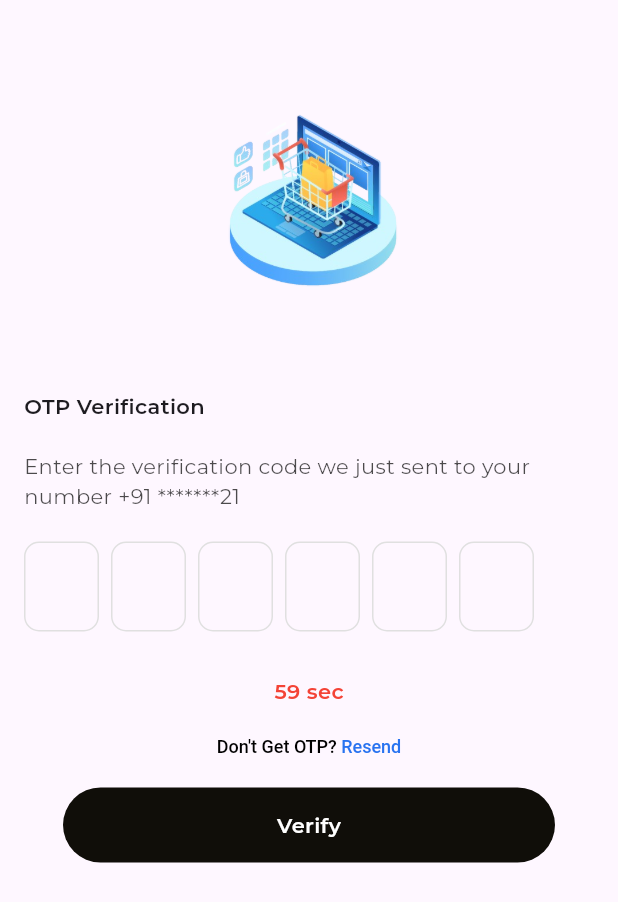
After one commit to karthikbk-dev/totalx, a Flutter app: the OtpAuth screen opened directly, on a phone screen of 412 x 824 dp. The commit adds this screen. Shown: the top 902 px of the screen. Run offline on Flutter 3.47's test engine with Material 3 defaults, Android fonts, the phone set to English and light mode, and no system bars; drawn by our look-alikes of pinput; our stand-ins replace google_fonts; statements that could not run were skipped.

Commit message:
second commit

```diff
--- a/lib/viewmodel/mobileauth.dart
+++ b/lib/View/mobileauth.dart
@@ -1,4 +1,5 @@
 import 'package:flutter/material.dart';
+import 'package:totalx_machine_test/View/otp_auth.dart';
 
 class MobileAuth extends StatelessWidget {
   MobileAuth({super.key});
@@ -98,6 +99,13 @@ class MobileAuth extends StatelessWidget {
               ),
               SizedBox(height: 30),
               Center(
+                child: GestureDetector(
+                  onTap: () {
+                    Navigator.push(
+                      context,
+                      MaterialPageRoute(builder: (context) => OtpAuth()),
+                    );
+                  },
                   child: Container(
                     height: 50,
                     width: 328,
@@ -117,6 +125,7 @@ class MobileAuth extends StatelessWidget {
                     ),
                   ),
                 ),
+              ),
             ],
           ),
         ),
--- /dev/null
+++ b/lib/View/otp_auth.dart
@@ -0,0 +1,145 @@
+import 'package:flutter/material.dart';
+import 'package:pinput/pinput.dart';
+
+class OtpAuth extends StatelessWidget {
+  const OtpAuth({super.key});
+
+  @override
+  Widget build(BuildContext context) {
+    final TextEditingController pinController = TextEditingController();
+    return Scaffold(
+      body: Padding(
+        padding: const EdgeInsets.all(16),
+        child: SingleChildScrollView(
+          child: Column(
+            crossAxisAlignment: CrossAxisAlignment.start,
+            children: [
+              Container(
+                height: 245,
+                child: Center(
+                  child: Container(
+                    height: 130,
+                    width: 130,
+                    decoration: BoxDecoration(
+                      image: DecorationImage(
+                        image: AssetImage("assets/images/register_image.png"),
+                        fit: BoxFit.cover,
+                      ),
+                    ),
+                  ),
+                ),
+              ),
+              Text(
+                "OTP Verification",
+                style: TextStyle(fontSize: 14, fontWeight: FontWeight.w600),
+              ),
+              SizedBox(height: 20),
+              Text(
+                "Enter the verification code we just sent to your number +91 *******21",
+                style: TextStyle(
+                  fontWeight: FontWeight.w400,
+                  fontSize: 14,
+                  color: Colors.black.withOpacity(0.7),
+                ),
+              ),
+              SizedBox(height: 20),
+              Pinput(
+                length: 6,
+                controller: pinController,
+                defaultPinTheme: PinTheme(
+                  width: 50,
+                  height: 60,
+                  textStyle: const TextStyle(
+                    fontSize: 20,
+                    color: Colors.red,
+                    fontWeight: FontWeight.w600,
+                  ),
+                  decoration: BoxDecoration(
+                    border: Border.all(color: Colors.grey.shade300),
+                    borderRadius: BorderRadius.circular(10),
+                  ),
+                ),
+                focusedPinTheme: PinTheme(
+                  width: 50,
+                  height: 60,
+                  textStyle: const TextStyle(
+                    fontSize: 20,
+                    color: Colors.black,
+                    fontWeight: FontWeight.w600,
+                  ),
+                  decoration: BoxDecoration(
+                    border: Border.all(color: Colors.blue),
+                    borderRadius: BorderRadius.circular(10),
+                  ),
+                ),
+              ),
+              SizedBox(height: 30),
+              Row(
+                mainAxisAlignment: MainAxisAlignment.center,
+                children: [
+                  Text(
+                    "59 sec",
+                    style: TextStyle(
+                      color: Colors.red,
+                      fontWeight: FontWeight.w600,
+                    ),
+                  ),
+                ],
+              ),
+              SizedBox(height: 20),
+              Row(
+                mainAxisAlignment: MainAxisAlignment.center,
+                children: [
+                  RichText(
+                    text: TextSpan(
+                      children: [
+                        TextSpan(
+                          text: "Don't Get OTP? ",
+                          style: TextStyle(
+                            fontWeight: FontWeight.w500,
+                            fontSize: 12,
+                            color: Colors.black,
+                          ),
+                        ),
+                        TextSpan(
+                          text: "Resend",
+                          style: TextStyle(
+                            fontWeight: FontWeight.w500,
+                            color: Color(0xFF2873F0),
+                            fontSize: 12,
+                          ),
+                        ),
+                      ],
+                    ),
+                  ),
+                ],
+              ),
+              SizedBox(height: 20),
+
+              Center(
+                child: Container(
+                  height: 50,
+                  width: 328,
+                  decoration: BoxDecoration(
+                    color: Color(0xFF100E09),
+                    borderRadius: BorderRadius.circular(60),
+                  ),
+                  child: Center(
+                    child: Text(
+                      "Verify",
+                      style: TextStyle(
+                        color: Color(0xFFFFFFFF),
+                        fontSize: 14,
+                        fontWeight: FontWeight.w600,
+                      ),
+                    ),
+                  ),
+                ),
+              ),
+            ],
+          ),
+        ),
+      ),
+    );
+  }
+}
--- a/lib/main.dart
+++ b/lib/main.dart
@@ -1,5 +1,7 @@
 import 'package:flutter/material.dart';
+import 'package:google_fonts/google_fonts.dart';
 import 'package:totalx_machine_test/viewmodel/mobileauth.dart';
+import 'package:totalx_machine_test/viewmodel/otp_auth.dart';
 
 void main() {
   runApp(const MyApp());
@@ -12,8 +14,10 @@ class MyApp extends StatelessWidget {
   @override
   Widget build(BuildContext context) {
     return MaterialApp(
-      title: 'Flutter Demo',
+      debugShowCheckedModeBanner: false,
+      title: 'totalx',
       theme: ThemeData(
+        textTheme: GoogleFonts.montserratTextTheme(),
         // This is the theme of your application.
         //
         // TRY THIS: Try running your application with "flutter run". You'll see
--- a/pubspec.yaml
+++ b/pubspec.yaml
@@ -34,6 +34,8 @@ dependencies:
   # The following adds the Cupertino Icons font to your application.
   # Use with the CupertinoIcons class for iOS style icons.
   cupertino_icons: ^1.0.8
+  google_fonts: ^8.0.1
+  pinput: ^6.0.2
 
 dev_dependencies:
   flutter_test:
```
Also changed, not shown: pubspec.lock, 1 other file. Lines whose indentation alone changed are shown as unchanged.
